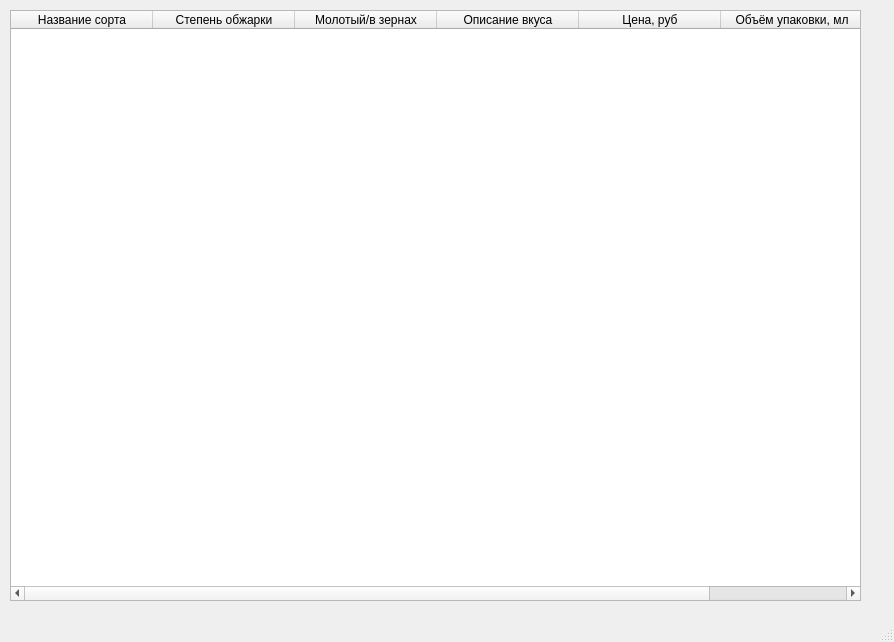
Old version of the form main.ui in the repository OlegSkazatov/cofiy2.
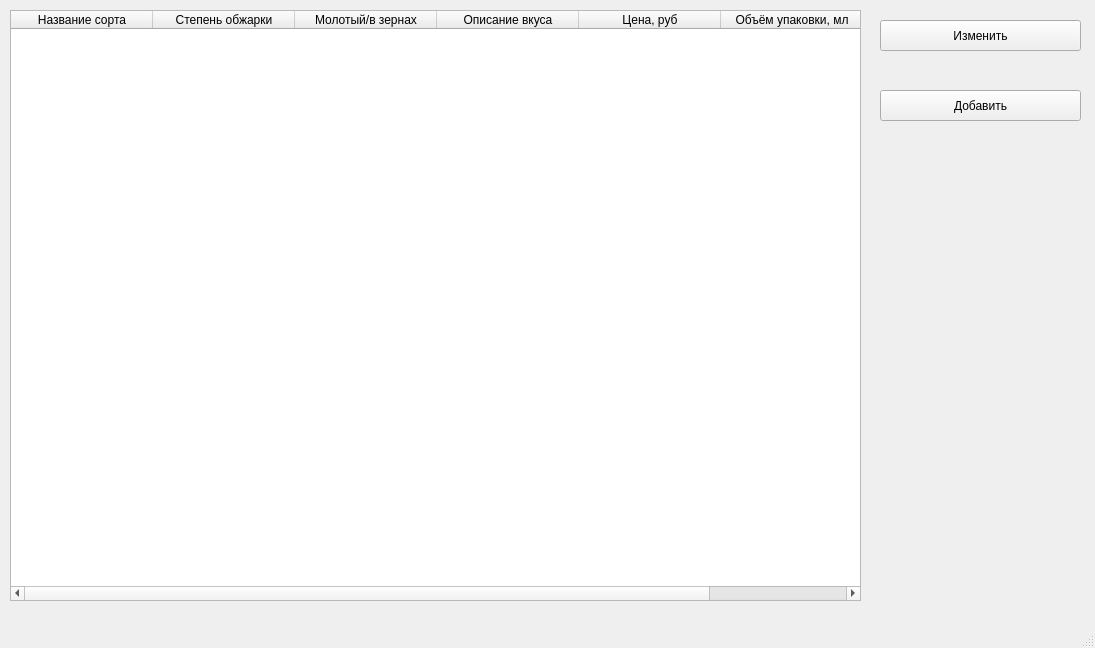
New version of the form.

What changed in the file:
```diff
--- a/main.ui
+++ b/main.ui
@@ -6,8 +6,8 @@
    <rect>
     <x>0</x>
     <y>0</y>
-    <width>894</width>
-    <height>642</height>
+    <width>1095</width>
+    <height>648</height>
    </rect>
   </property>
   <property name="windowTitle">
@@ -60,6 +60,32 @@
      </property>
     </column>
    </widget>
+   <widget class="QPushButton" name="button_Edit">
+    <property name="geometry">
+     <rect>
+      <x>880</x>
+      <y>20</y>
+      <width>201</width>
+      <height>31</height>
+     </rect>
+    </property>
+    <property name="text">
+     <string>Изменить</string>
+    </property>
+   </widget>
+   <widget class="QPushButton" name="button_Add">
+    <property name="geometry">
+     <rect>
+      <x>880</x>
+      <y>90</y>
+      <width>201</width>
+      <height>31</height>
+     </rect>
+    </property>
+    <property name="text">
+     <string>Добавить</string>
+    </property>
+   </widget>
   </widget>
   <widget class="QMenuBar" name="menubar">
    <property name="geometry">
```
Left out of the diff: 5 changed lines with no effect on the pictures.
